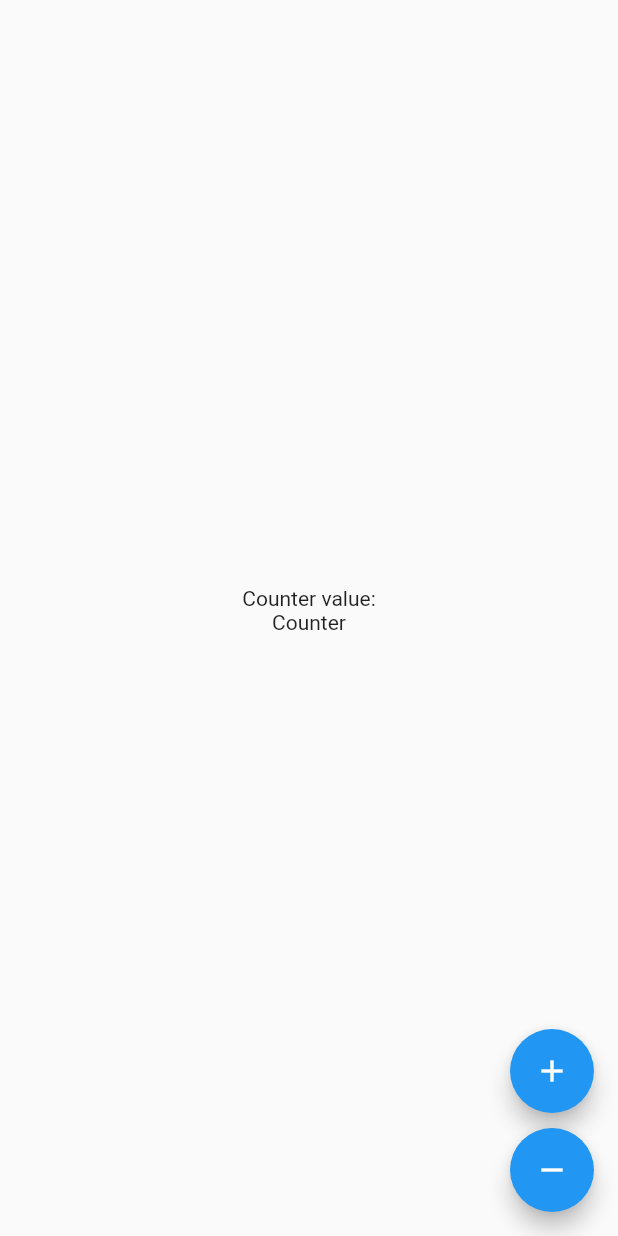
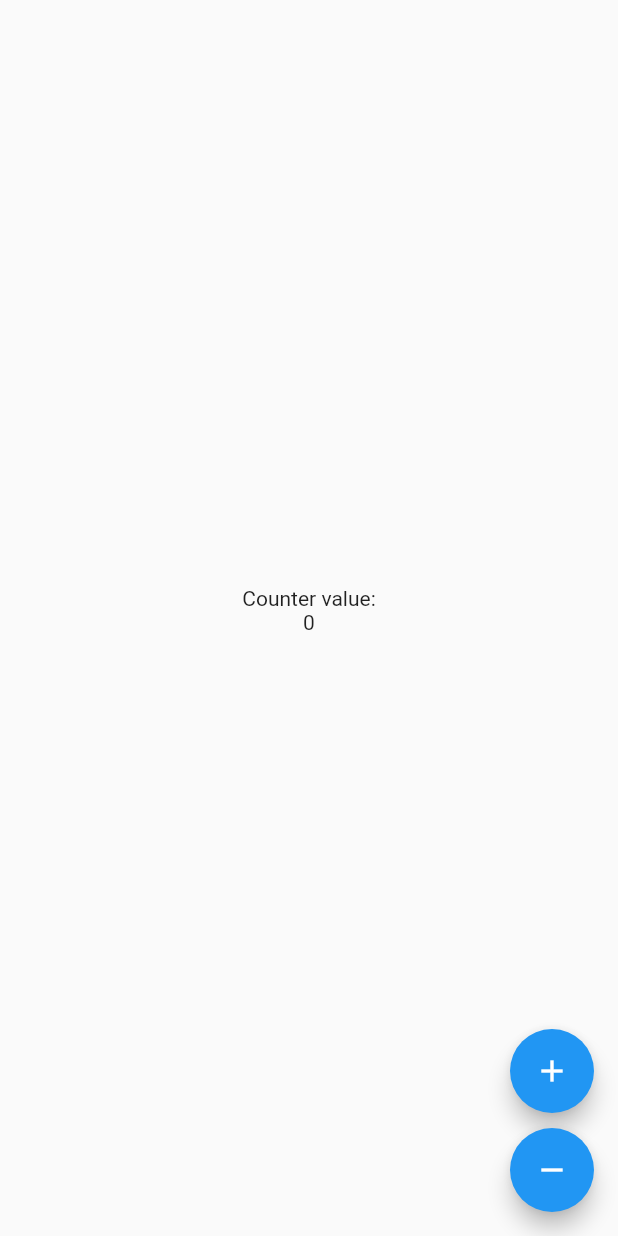
Before and after one commit to ykhiari/counter-app, a Flutter app: the screen it shows after launch, on a phone screen of 412 x 824 dp. Run offline on Flutter 3.47's test engine with Material 2 defaults, Android fonts, the phone set to English and light mode, and no system bars; our stand-ins replace flutter_bloc.

Commit message:
create counter using cubit

```diff
--- /dev/null
+++ b/lib/logic/cubit/counter_cubit.dart
@@ -0,0 +1,8 @@
+import 'package:flutter_bloc/flutter_bloc.dart';
+part 'counter_state.dart';
+
+class CounterCubit extends Cubit<CounterState> {
+  CounterCubit() : super(CounterState(counterValue: 0));
+  void increment() => emit(CounterState(counterValue: state.counterValue + 1));
+  void decrement() => emit(CounterState(counterValue: state.counterValue - 1));
+}
--- /dev/null
+++ b/lib/logic/cubit/counter_state.dart
@@ -0,0 +1,6 @@
+part of 'counter_cubit.dart';
+
+class CounterState {
+  final int counterValue;
+  CounterState({required this.counterValue});
+}
--- a/lib/main.dart
+++ b/lib/main.dart
@@ -1,4 +1,6 @@
 import 'package:flutter/material.dart';
+import 'package:flutter_bloc/flutter_bloc.dart';
+import 'package:simple_counter_app/logic/cubit/counter_cubit.dart';
 
 void main() => runApp(const Counter());
 
@@ -7,39 +9,59 @@ class Counter extends StatelessWidget {
 
   @override
   Widget build(BuildContext context) {
-    return MaterialApp(
+    return MultiBlocProvider(
+      providers: [BlocProvider(create: ((context) => CounterCubit()))],
+      child: const MaterialApp(
+        debugShowCheckedModeBanner: false,
         title: 'Counter App',
-      home: Scaffold(
+        home: HomePage(),
+      ),
+    );
+  }
+}
+
+class HomePage extends StatelessWidget {
+  const HomePage({
+    Key? key,
+  }) : super(key: key);
+
+  @override
+  Widget build(BuildContext context) {
+    return Scaffold(
+      body: Center(
+        child: Column(
+          mainAxisAlignment: MainAxisAlignment.center,
+          children: [
+            const Text('Counter value:'),
+            Text(context.select(
+                (CounterCubit cubit) => cubit.state.counterValue.toString())),
+            const SizedBox(
+              height: 10,
+            ),
+          ],
+        ),
+      ),
       floatingActionButton: Column(
         mainAxisAlignment: MainAxisAlignment.end,
         crossAxisAlignment: CrossAxisAlignment.end,
         children: [
           FloatingActionButton(
-              onPressed: () {},
+            onPressed: () {
+              context.read<CounterCubit>().increment();
+            },
             child: const Icon(Icons.add),
           ),
           const SizedBox(
             height: 10,
           ),
           FloatingActionButton(
-              onPressed: () {},
+            onPressed: () {
+              context.read<CounterCubit>().decrement();
+            },
             child: const Icon(Icons.remove),
           ),
         ],
       ),
-        body: Center(
-          child: Column(
-            mainAxisAlignment: MainAxisAlignment.center,
-            children: const [
-              Text('Counter value:'),
-              Text('Counter'),
-              SizedBox(
-                height: 10,
-              ),
-            ],
-          ),
-        ),
-      ),
     );
   }
 }
--- a/pubspec.yaml
+++ b/pubspec.yaml
@@ -36,6 +36,7 @@ dependencies:
   # The following adds the Cupertino Icons font to your application.
   # Use with the CupertinoIcons class for iOS style icons.
   cupertino_icons: ^1.0.2
+  flutter_bloc: ^8.1.1
 
 dev_dependencies:
   flutter_test:
```
Also changed, not shown: pubspec.lock, 1 other file. Lines whose indentation alone changed are shown as unchanged.
